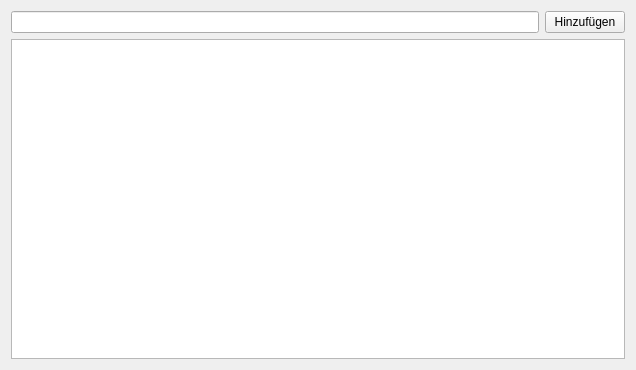
JayDalton/FilterMatrix, file source/filterdialog/Dialog/FileSelect/FileSelectTab.ui: the form before one commit.
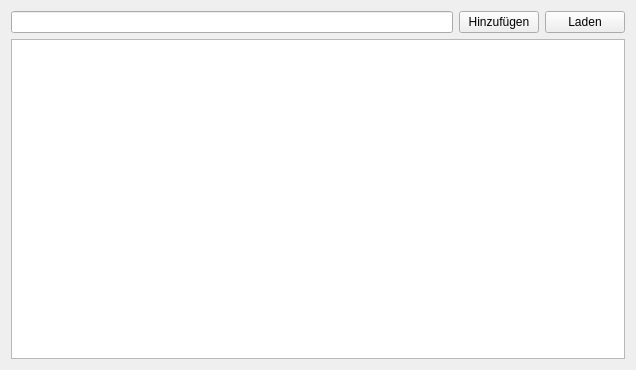
The form after the commit.

Diff of the .ui file:
```diff
--- a/source/filterdialog/Dialog/FileSelect/FileSelectTab.ui
+++ b/source/filterdialog/Dialog/FileSelect/FileSelectTab.ui
@@ -26,6 +26,13 @@
        </property>
       </widget>
      </item>
+     <item>
+      <widget class="QPushButton" name="loadButton">
+       <property name="text">
+        <string>Laden</string>
+       </property>
+      </widget>
+     </item>
     </layout>
    </item>
    <item>
```
Left out of the diff: 2 changed lines with no effect on the pictures.
